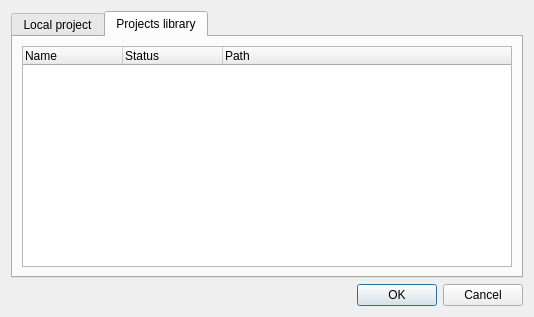
GNS3/gns3-gui, file gns3/ui/project_dialog.ui: the form before one commit.
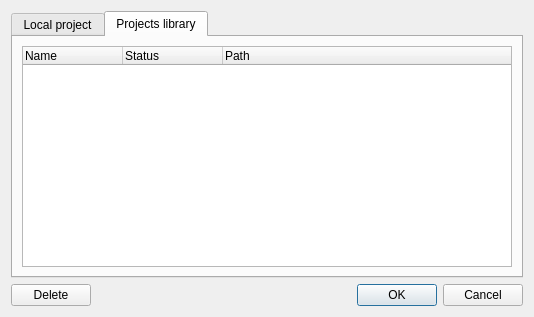
The form after the commit. The open tabs and pages were chosen to show the change.

Commit message:
Allow to delete a project from the project list
Fix #1419

What changed in the file:
```diff
--- a/gns3/ui/project_dialog.ui
+++ b/gns3/ui/project_dialog.ui
@@ -179,6 +179,13 @@
    </item>
    <item>
     <layout class="QHBoxLayout" name="horizontalLayout">
+     <item>
+      <widget class="QPushButton" name="uiDeleteProjectButton">
+       <property name="text">
+        <string>Delete</string>
+       </property>
+      </widget>
+     </item>
      <item>
       <widget class="QDialogButtonBox" name="uiButtonBox">
        <property name="orientation">
```
Left out of the diff: 4 changed lines with no effect on the pictures. The commit also changes 2 other files.
